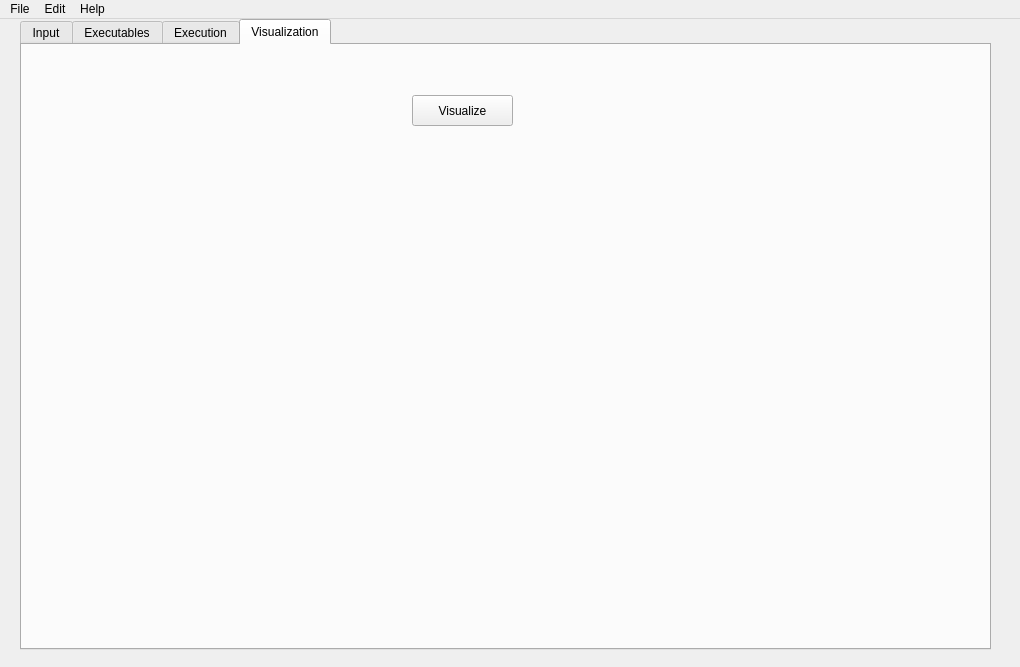
This is src/app/csfwindow.ui in tahya-deddah/Local_EACSF as Qt 5 draws it before an edit. The edited form follows.
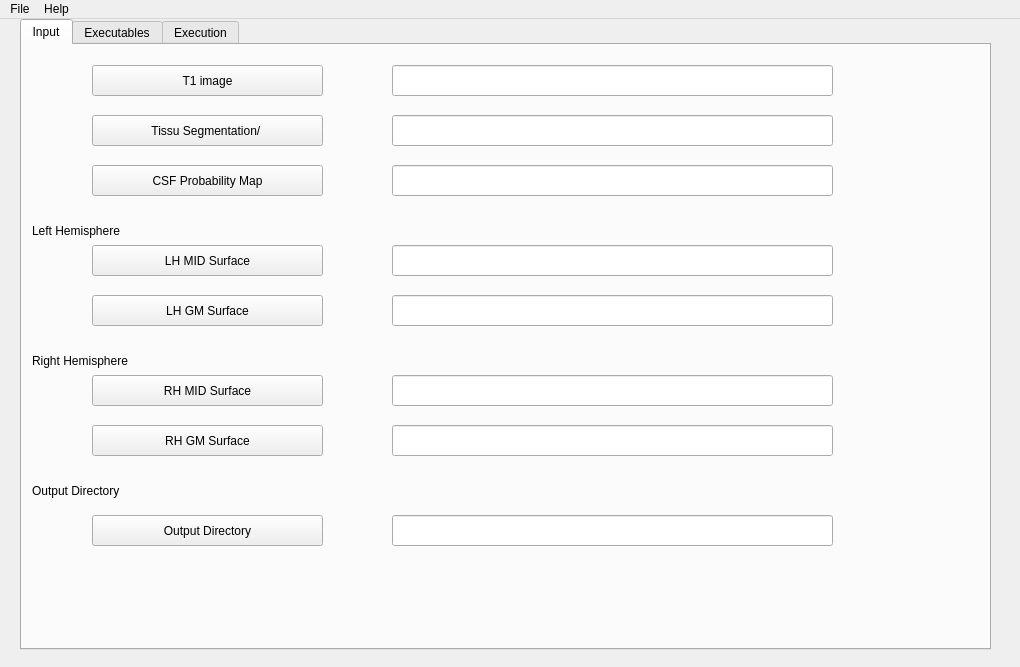
This is the edited form. The open tabs and pages were chosen to show the change.

```diff
--- a/src/app/csfwindow.ui
+++ b/src/app/csfwindow.ui
@@ -329,24 +329,6 @@
       </property>
      </widget>
     </widget>
-    <widget class="QWidget" name="tab_visualization">
-     <attribute name="title">
-      <string>Visualization</string>
-     </attribute>
-     <widget class="QPushButton" name="Visualize">
-      <property name="geometry">
-       <rect>
-        <x>390</x>
-        <y>50</y>
-        <width>101</width>
-        <height>31</height>
-       </rect>
-      </property>
-      <property name="text">
-       <string>Visualize</string>
-      </property>
-     </widget>
-    </widget>
    </widget>
   </widget>
   <widget class="QMenuBar" name="menuBar">
@@ -366,18 +348,12 @@
     <addaction name="actionLoad_Config_File"/>
     <addaction name="actionSave_Config_File"/>
    </widget>
-   <widget class="QMenu" name="menuEdit">
-    <property name="title">
-     <string>Edit</string>
-    </property>
-   </widget>
    <widget class="QMenu" name="menuHelp">
     <property name="title">
      <string>Help</string>
     </property>
    </widget>
    <addaction name="menuFile"/>
-   <addaction name="menuEdit"/>
    <addaction name="menuHelp"/>
   </widget>
   <action name="actionLoad_Config_File">
```
Left out of the diff: 9 changed lines with no effect on the pictures.
